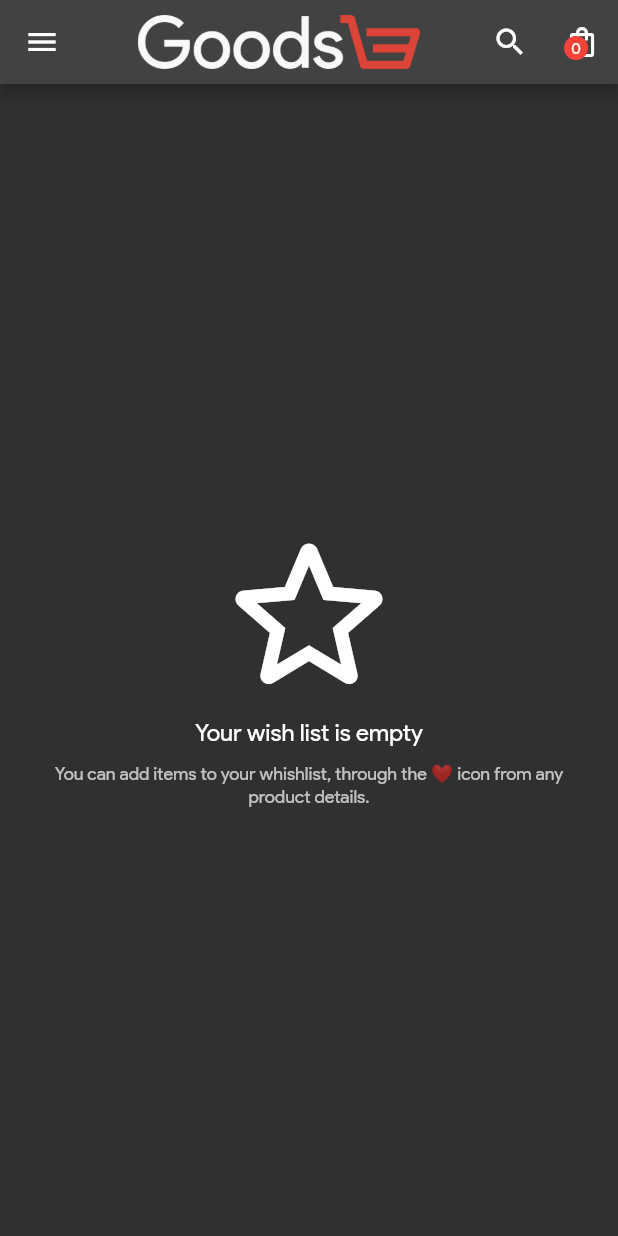
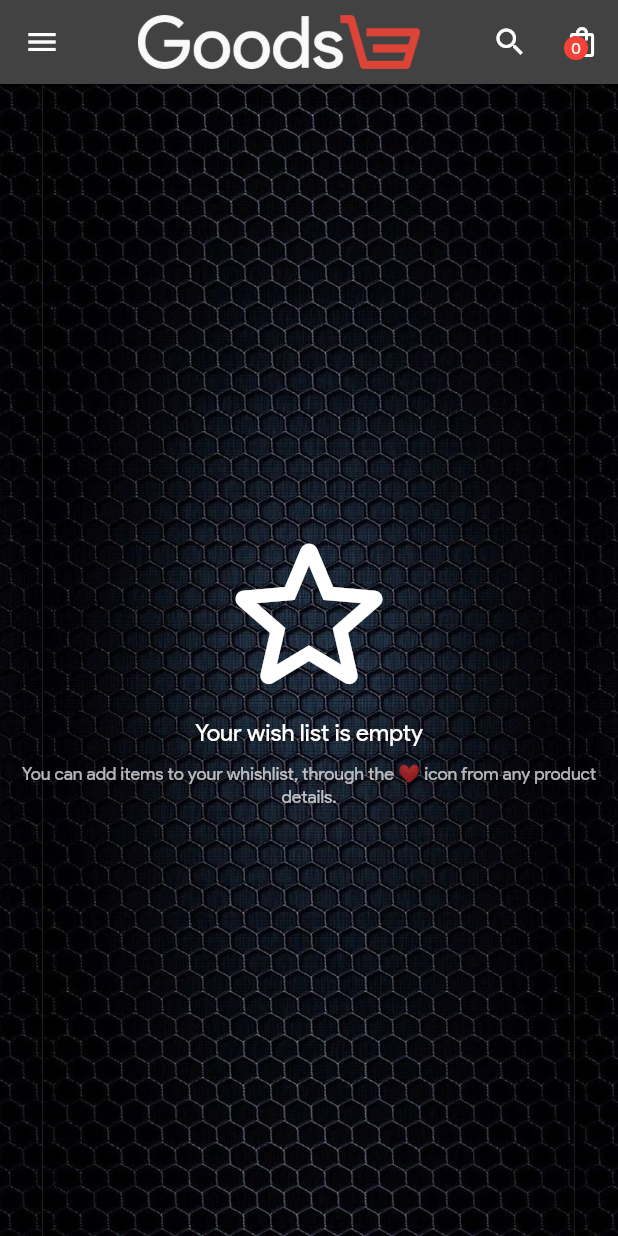
Before and after one commit to OmarMach/ecommerce_skeleton, a Flutter app: the FavoritesScreen screen opened by its route, on a phone screen of 412 x 824 dp. Run offline on Flutter 3.47's test engine with Material 2 defaults, Android fonts, the phone set to English and light mode, and no system bars; our stand-ins replace cached_network_image, carousel_slider, flutter_icons, font_awesome_flutter, photo_view, shared_preferences; missing offline and left inert: woocommerce; accounts and stored records are empty; network calls fail.

Commit message:
clear fav, background to favs, minor fixes

```diff
--- a/lib/screens/favoritesScreen.dart
+++ b/lib/screens/favoritesScreen.dart
@@ -19,19 +19,67 @@ class FavoritesScreen extends StatelessWidget {
     return Scaffold(
       appBar: AppBarWidget(),
       drawer: DrawerMenuWidget(),
-      body: Column(
+      body: Container(
+        width: size.width,
+        height: size.height,
+        decoration: BoxDecoration(
+          image: DecorationImage(
+            fit: BoxFit.contain,
+            repeat: ImageRepeat.repeat,
+            image: AssetImage('assets/images/background.jpg'),
+          ),
+        ),
+        child: Column(
           crossAxisAlignment: CrossAxisAlignment.start,
           children: [
             Expanded(
-            child: Padding(
-              padding: const EdgeInsets.all(15.0),
               child: Consumer<FavoritesProvider>(
                 builder: (context, favoritesProvider, _) {
-                  return favoritesProvider.favorites.isNotEmpty
-                      ? FavoritesGridList(
+                  if (favoritesProvider.favorites.isNotEmpty) {
+                    return SingleChildScrollView(
+                      child: Padding(
+                        padding: const EdgeInsets.all(8.0),
+                        child: Column(
+                          children: [
+                            Padding(
+                              padding: const EdgeInsets.all(8.0),
+                              child: Text(
+                                "My Favorites",
+                                style: textTheme.headline4,
+                              ),
+                            ),
+                            Text(
+                              "This list will help you track your favorite products.",
+                              style: textTheme.caption,
+                            ),
+                            verticalSeparator,
+                            Row(
+                              children: [
+                                Expanded(
+                                  child: OutlinedButton(
+                                    style: OutlinedButton.styleFrom(
+                                      primary: Colors.redAccent,
+                                      side: BorderSide(
+                                        color: Colors.redAccent,
+                                      ),
+                                    ),
+                                    onPressed: () {
+                                      favoritesProvider.clearFavorites();
+                                    },
+                                    child: Text("Clear Favorites"),
+                                  ),
+                                ),
+                              ],
+                            ),
+                            FavoritesGridList(
                               favoritesList: favoritesProvider.favorites,
-                        )
-                      : Center(
+                            ),
+                          ],
+                        ),
+                      ),
+                    );
+                  } else {
+                    return Center(
                       child: Column(
                         mainAxisAlignment: MainAxisAlignment.center,
                         children: [
@@ -52,12 +100,13 @@ class FavoritesScreen extends StatelessWidget {
                         ],
                       ),
                     );
+                  }
                 },
-              ),
               ),
             ),
           ],
         ),
+      ),
     );
   }
 }
```
Lines whose indentation alone changed are shown as unchanged.
